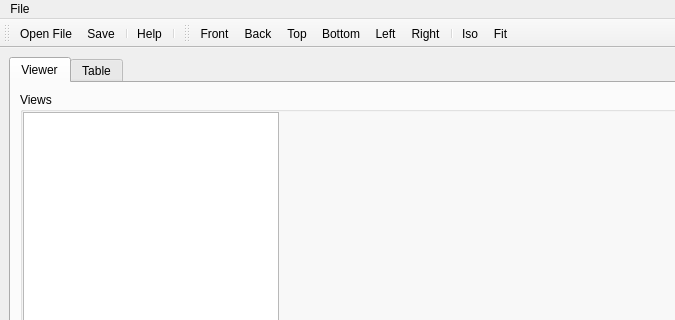
The window that i3viewer/i3mainWindow.ui (hubergilt/i3viewer) describes before a commit, drawn with Qt 5; both pictures show x 0 to 675 and y 0 to 320 of the 1002 by 666 pixel window.
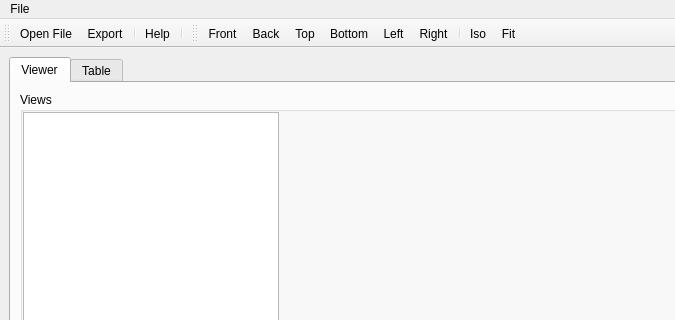
The same window after the commit. Icons and pictures are not drawn. Custom widgets are drawn as their Qt base class.

Patch:
```diff
--- a/i3viewer/i3mainWindow.ui
+++ b/i3viewer/i3mainWindow.ui
@@ -163,7 +163,7 @@
     <bool>false</bool>
    </attribute>
    <addaction name="actionOpenFile"/>
-   <addaction name="actionSave"/>
+   <addaction name="actionExport"/>
    <addaction name="separator"/>
    <addaction name="actionHelp"/>
    <addaction name="separator"/>
@@ -214,15 +214,6 @@
     <string>Help</string>
    </property>
   </action>
-  <action name="actionSave">
-   <property name="icon">
-    <iconset resource="icons.qrc">
-     <normaloff>:/icons/filesave.png</normaloff>:/icons/filesave.png</iconset>
-   </property>
-   <property name="text">
-    <string>Save</string>
-   </property>
-  </action>
   <action name="actionFront">
    <property name="icon">
     <iconset resource="icons.qrc">
@@ -319,6 +310,18 @@
     <enum>QAction::NoRole</enum>
    </property>
   </action>
+  <action name="actionExport">
+   <property name="icon">
+    <iconset resource="icons.qrc">
+     <normaloff>:/icons/export.svg</normaloff>:/icons/export.svg</iconset>
+   </property>
+   <property name="text">
+    <string>Export</string>
+   </property>
+   <property name="toolTip">
+    <string>Export</string>
+   </property>
+  </action>
  </widget>
  <customwidgets>
   <customwidget>
```
Left out of the diff: 12 changed lines with no effect on the pictures.
